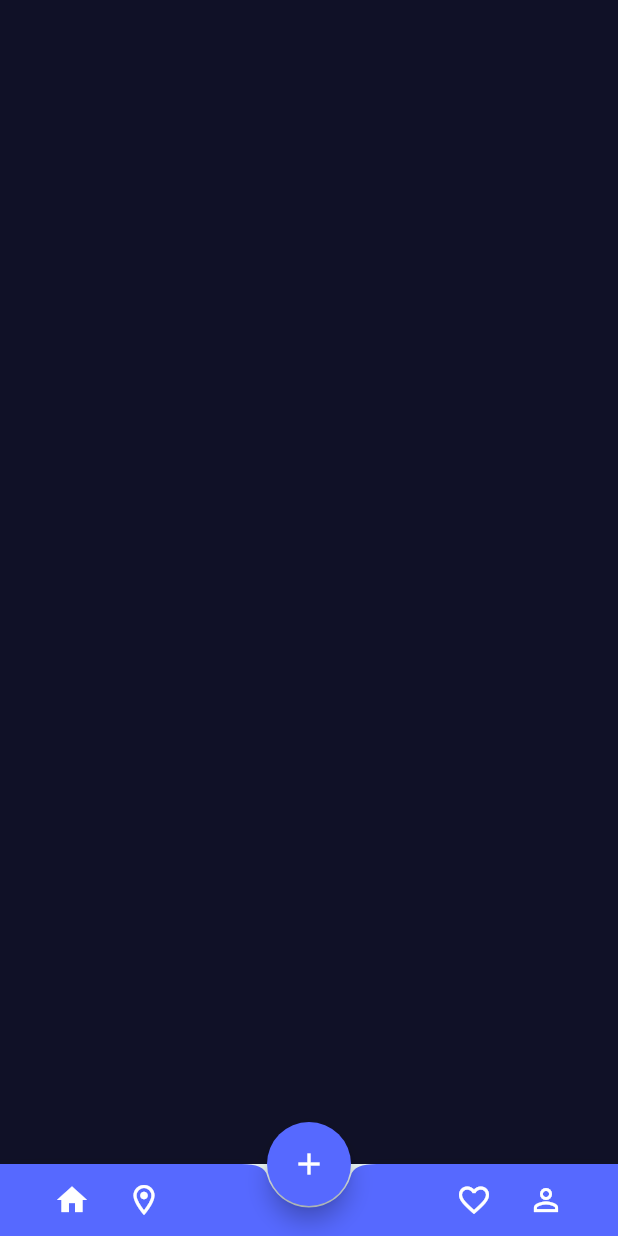
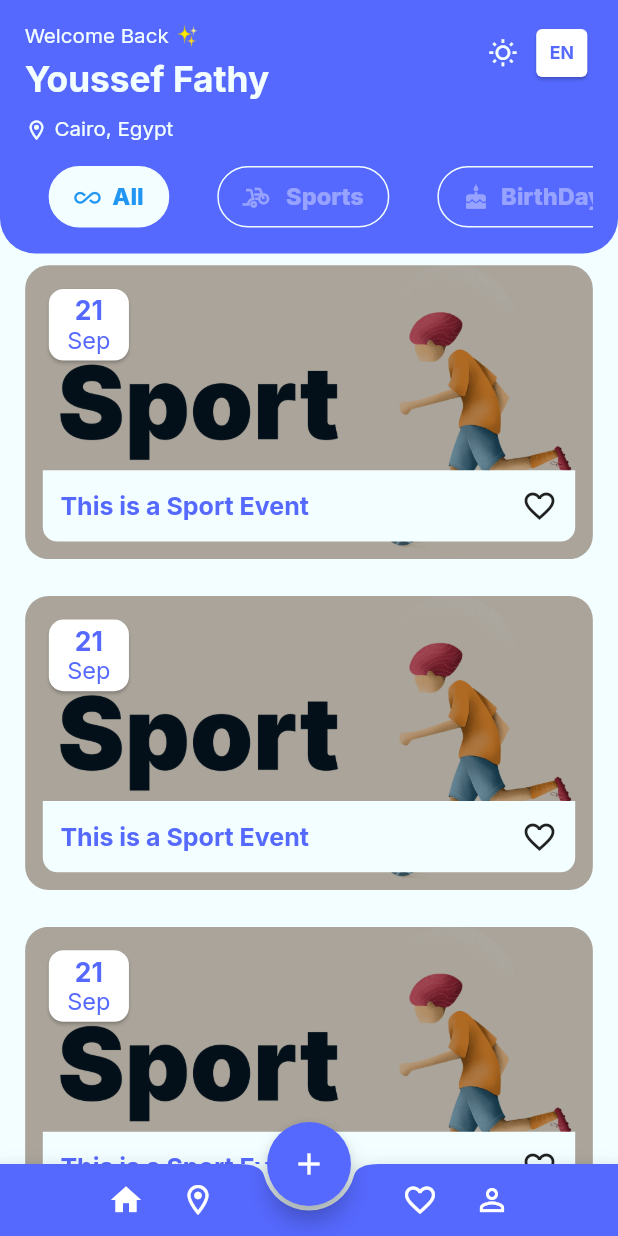
Before and after one commit to fathyyoussef1310/EventApp, a Flutter app: the screen it shows after launch, on a phone screen of 412 x 824 dp. Run offline on Flutter 3.47's test engine with Material 3 defaults, Android fonts, the light colour scheme and no system bars; our stand-ins replace flutter_screenutil, google_fonts.

Commit message:
add Layout UI add homeView add mapView add CreateEvent View add  favoritesView add  ProfileView

```diff
--- a/lib/EventlyApp.dart
+++ b/lib/EventlyApp.dart
@@ -24,7 +24,7 @@ class EventlyApp extends StatelessWidget {
           theme: ThemeManger.Light,
           darkTheme: ThemeManger.Dark,
           themeMode: ThemeMode.light,
-          locale: const Locale("en"),
+          locale: Locale("en"),
         );
       },
     );
--- a/lib/Features/mainLayoutScreen/LayoutScreen.dart
+++ b/lib/Features/mainLayoutScreen/LayoutScreen.dart
@@ -1,6 +1,6 @@
 import 'package:eventapp/Features/CreateEvent/CreateEvent.dart';
-import 'package:eventapp/Features/mainLayoutScreen/ScreensOfLayout/FavoritesScreen.dart';
-import 'package:eventapp/Features/mainLayoutScreen/ScreensOfLayout/HomeScreen.dart';
+import 'package:eventapp/Features/mainLayoutScreen/Favorite_tab/FavoritesScreen.dart';
+import 'package:eventapp/Features/mainLayoutScreen/ScreensOfLayout/Home_tab/HomeScreen.dart';
 import 'package:eventapp/Features/mainLayoutScreen/ScreensOfLayout/MapScreen.dart';
 import 'package:eventapp/Features/mainLayoutScreen/ScreensOfLayout/profileScreen.dart';
 import 'package:eventapp/core/ColorsMang.dart';
@@ -17,13 +17,12 @@ class Layoutscreen extends StatefulWidget {
 class _LayoutscreenState extends State<Layoutscreen> {
   int cIndex = 0;
 
-  final List<Widget> tabs = const [
+   List<Widget> tabs = [
     Homescreen(),
     Mapscreen(),
     Favoritesscreen(),
     Profilescreen(),
   ];
-
   @override
   Widget build(BuildContext context) {
     return Scaffold(
@@ -31,21 +30,20 @@ class _LayoutscreenState extends State<Layoutscreen> {
       floatingActionButtonLocation: FloatingActionButtonLocation.centerDocked,
       floatingActionButton: FloatingActionButton(
         onPressed: () {
-          Navigator.pushReplacementNamed(context, routesManager.createEvent);
+          Navigator.pushNamed(context, routesManager.createEvent);
         },
         backgroundColor: ColorsMang.LightBlue,
-        child: const Icon(Icons.add, color: Colors.white),
+        child:Icon(Icons.add, color: Colors.white),
       ),
       bottomNavigationBar: BottomAppBar(
         color: ColorsMang.LightBlue,
         shape:  CircularNotchedRectangle(),
-        notchMargin: 1,
+        notchMargin: 3,
         child: Padding(
-          padding: const EdgeInsets.symmetric(horizontal: 24.0),
+          padding:EdgeInsets.symmetric(horizontal: 10.0),
           child: Row(
-            mainAxisAlignment: MainAxisAlignment.spaceBetween,
+            mainAxisAlignment: MainAxisAlignment.spaceAround,
             children: [
-              // Left side
               Row(
                 children: [
                   IconButton(
--- a/lib/Features/mainLayoutScreen/ScreensOfLayout/HomeScreen.dart
+++ /dev/null
@@ -1,13 +0,0 @@
-import 'package:eventapp/core/ColorsMang.dart';
-import 'package:flutter/material.dart';
-
-class Homescreen extends StatelessWidget {
-  const Homescreen({super.key});
-
-  @override
-  Widget build(BuildContext context) {
-    return  Scaffold(
-      backgroundColor: ColorsMang.Darkblue,
-    );
-  }
-}
--- /dev/null
+++ b/lib/Features/mainLayoutScreen/ScreensOfLayout/Home_tab/HomeScreen.dart
@@ -0,0 +1,142 @@
+import 'package:eventapp/Features/mainLayoutScreen/ScreensOfLayout/Home_tab/catogery_item_ui.dart';
+import 'package:eventapp/Features/mainLayoutScreen/event_item.dart';
+import 'package:eventapp/core/ColorsMang.dart';
+import 'package:flutter/material.dart';
+import 'package:flutter_screenutil/flutter_screenutil.dart';
+import 'package:google_fonts/google_fonts.dart';
+
+import 'Models/catagory.dart';
+
+class Homescreen extends StatefulWidget {
+  const Homescreen({super.key});
+
+  @override
+  State<Homescreen> createState() => _HomescreenState();
+}
+int selectedIndex=0;
+class _HomescreenState extends State<Homescreen> {
+  List<categoryModel>categorymodels=[
+     categoryModel(name: "All", icon: Icons.all_inclusive),
+    categoryModel(name: " Sports", icon: Icons.bike_scooter_outlined),
+    categoryModel(name: "BirthDay", icon: Icons.cake),
+    categoryModel(name: "Meetings", icon: Icons.laptop),
+    categoryModel(name: "Gaming", icon: Icons.games),
+    categoryModel(name: "Eating", icon: Icons.cookie),
+    categoryModel(name: "Holiday", icon: Icons.holiday_village),
+    categoryModel(name: "Exhibition", icon: Icons.workspace_premium_rounded),
+    categoryModel(name: "BookClub", icon: Icons.book_online),
+  ];
+  @override
+  Widget build(BuildContext context) {
+    return Column(
+      children: [
+        Container(
+          width: double.infinity,
+          padding: REdgeInsets.symmetric(horizontal: 16.w, vertical: 16.h),
+          decoration: BoxDecoration(
+            borderRadius: BorderRadius.vertical(bottom: Radius.circular(24.r)),
+            color: ColorsMang.LightBlue,
+          ),
+          child: SafeArea(
+            child: Column(
+              crossAxisAlignment: CrossAxisAlignment.start,
+              children: [
+                Row(
+                  crossAxisAlignment: CrossAxisAlignment.start,
+                  children: [
+                    Expanded(
+                      child: Column(
+                        crossAxisAlignment: CrossAxisAlignment.start,
+                        children: [
+                          Text(
+                            "Welcome Back ✨",
+                            style: GoogleFonts.inter(
+                              fontSize: 14.sp,
+                              color: ColorsMang.White,
+                              fontWeight: FontWeight.w400,
+                            ),
+                          ),
+                          SizedBox(height: 6.h),
+                          Text(
+                            "Youssef Fathy",
+                            style: GoogleFonts.inter(
+                              fontSize: 24.sp,
+                              fontWeight: FontWeight.bold,
+                              color: ColorsMang.White,
+                            ),
+                          ),
+                        ],
+                      ),
+                    ),
+                    Row(
+                      children: [
+                        Icon(Icons.wb_sunny_outlined,
+                            color: ColorsMang.White, size: 20.r),
+                        SizedBox(width: 8.w),
+                        Card(
+                          child: Padding(
+                            padding: EdgeInsets.all(9.0),
+                            child: Text(
+                              "EN",
+                              style: GoogleFonts.inter(
+                                color: ColorsMang.LightBlue,
+                                fontWeight: FontWeight.bold,
+                                fontSize: 12.sp,
+                              ),
+                            ),
+                          ),
+                        ),
+                      ],
+                    ),
+                  ],
+                ),
+                SizedBox(height: 12.h),
+                Row(
+                  children: [
+                    Icon(Icons.location_on_outlined,
+                        size: 16.r, color: ColorsMang.White),
+                    SizedBox(width: 4.w),
+                    Text(
+                      "Cairo, Egypt",
+                      style: GoogleFonts.inter(
+                        fontSize: 14.sp,
+                        color: ColorsMang.White,
+                      ),
+                    ),
+                  ],
+                ),
+                SizedBox(height: 16.h),
+                SingleChildScrollView(
+                  scrollDirection: Axis.horizontal,
+                  child: DefaultTabController(
+                    length: categorymodels.length,
+                    child: TabBar(
+                      onTap: (value){
+                        setState(() {
+                          selectedIndex=value;
+                        });
+                      },
+                       isScrollable: true,
+                      labelColor: ColorsMang.White,
+                      indicatorColor: Colors.transparent,
+                      tabs: categorymodels.map((categorymodel) => CategoryItem(category: categorymodel,selectedBackgroundColor: ColorsMang.White,unselectedBackgroundColor: Colors.transparent,selectedFourBackgroundColor: Colors.blue,unselectedFourBackgroundColor: Colors.white38,isSelected: selectedIndex == categorymodels.indexOf(categorymodel),)).toList(),
+                    ),
+                  ),
+                ),
+              ],
+            ),
+          ),
+        ),
+        Expanded(
+          child: ListView.separated(
+              itemBuilder: (context, index) {
+                return  EventItem();
+                },
+              separatorBuilder: (context, index) => SizedBox(height: 9.h),
+              itemCount: 20
+          ),
+        ),
+      ],
+    );
+  }
+}
--- /dev/null
+++ b/lib/Features/mainLayoutScreen/ScreensOfLayout/Home_tab/Models/catagory.dart
@@ -0,0 +1,7 @@
+import 'package:flutter/cupertino.dart';
+class categoryModel
+{
+  String name;
+  IconData  icon;
+  categoryModel({required this.name,required this.icon});
+}
--- /dev/null
+++ b/lib/Features/mainLayoutScreen/ScreensOfLayout/Home_tab/catogery_item_ui.dart
@@ -0,0 +1,37 @@
+import 'package:eventapp/core/ColorsMang.dart';
+import 'package:flutter/material.dart';
+import 'package:flutter_screenutil/flutter_screenutil.dart';
+import 'package:google_fonts/google_fonts.dart';
+import 'Models/catagory.dart';
+
+class CategoryItem extends StatelessWidget
+{
+  final categoryModel category;
+  Color selectedBackgroundColor;
+  Color unselectedBackgroundColor;
+  Color selectedFourBackgroundColor;
+  Color unselectedFourBackgroundColor;
+  bool isSelected;
+
+
+   CategoryItem({super.key, required this.category,required this.selectedBackgroundColor,required this.selectedFourBackgroundColor,required this.unselectedBackgroundColor,required this.unselectedFourBackgroundColor,required this.isSelected});
+
+  @override
+  Widget build(BuildContext context) {
+    return Container(
+      padding: EdgeInsets.symmetric(vertical: 10,horizontal: 16),
+        decoration: BoxDecoration(
+          borderRadius: BorderRadius.circular(30.r),
+          border: Border.all(color: ColorsMang.White),
+          color: isSelected?selectedBackgroundColor : unselectedBackgroundColor,
+        ),
+        child: Row(
+          children: [
+            Icon(category.icon, size: 18.sp,color: isSelected? selectedFourBackgroundColor:unselectedFourBackgroundColor),
+            SizedBox(width: 8.sp),
+            Text(category.name,style: GoogleFonts.inter(fontSize: 16.sp,fontWeight: FontWeight.w800,color: isSelected? selectedFourBackgroundColor:unselectedFourBackgroundColor),),
+          ],
+        ),
+    );
+  }
+}
--- /dev/null
+++ b/lib/Features/mainLayoutScreen/event_item.dart
@@ -0,0 +1,84 @@
+import 'package:eventapp/core/ColorsMang.dart';
+import 'package:eventapp/core/ImagesManger.dart';
+import 'package:flutter/material.dart';
+import 'package:flutter_screenutil/flutter_screenutil.dart';
+import 'package:google_fonts/google_fonts.dart';
+
+class EventItem extends StatelessWidget {
+  const EventItem({super.key});
+
+  @override
+  Widget build(BuildContext context) {
+    return Container(
+      width: double.infinity,
+      height: 200.h,
+      margin: EdgeInsets.symmetric(vertical: 8.h, horizontal: 16.w),
+      decoration: BoxDecoration(
+        borderRadius: BorderRadius.circular(16.r),
+        image: DecorationImage(
+          image: AssetImage(ImagesManger.SportEvent),
+          fit: BoxFit.cover,
+          colorFilter: ColorFilter.mode(
+            Colors.black.withOpacity(0.3),
+            BlendMode.darken,
+          ),
+        ),
+      ),
+      child: Padding(
+        padding: REdgeInsets.all(12),
+        child: Column(
+          crossAxisAlignment: CrossAxisAlignment.start,
+          children: [
+            Card(
+              shape: RoundedRectangleBorder(
+                borderRadius: BorderRadius.circular(10.r),
+              ),
+              child: Padding(
+                padding: REdgeInsets.symmetric(vertical: 4.h, horizontal: 12.w),
+                child: Column(
+                  children: [
+                    Text(
+                      "21",
+                      style: GoogleFonts.inter(
+                        fontSize: 18.sp,
+                        fontWeight: FontWeight.bold,
+                        color: ColorsMang.LightBlue,
+                      ),
+                    ),
+                    Text(
+                      "Sep",
+                      style: GoogleFonts.inter(
+                        fontSize: 16.sp,
+                        fontWeight: FontWeight.normal,
+                        color: ColorsMang.LightBlue,
+                      ),
+                    ),
+                  ],
+                ),
+              ),
+            ),
+            Spacer(),
+            Container(
+              width: double.infinity,
+              padding: REdgeInsets.all(12),
+              decoration: BoxDecoration(
+                color: ColorsMang.White,
+                borderRadius: BorderRadius.only(
+                  bottomLeft: Radius.circular(10.r),
+                  bottomRight: Radius.circular(10.r),
+                ),
+              ),
+              child: Row(
+                children :[
+                  Expanded(child: Text("This is a Sport Event  ", style: GoogleFonts.inter(fontSize: 17.sp, fontWeight: FontWeight.w700, color: ColorsMang.LightBlue,),)),
+                  SizedBox(width: 100.w,),
+                  Icon(Icons.favorite_border),
+                ]
+              ),
+            ),
+          ],
+        ),
+      ),
+    );
+  }
+}
--- a/lib/core/ImagesManger.dart
+++ b/lib/core/ImagesManger.dart
@@ -1,4 +1,5 @@
 import 'dart:core';
 class ImagesManger{
   static const LogoEvently="assets/Images/Logo.png";
+  static const SportEvent="assets/Images/SportClub.png";
 }
--- a/lib/core/routesManager.dart
+++ b/lib/core/routesManager.dart
@@ -1,5 +1,5 @@
 import 'package:eventapp/Features/mainLayoutScreen/LayoutScreen.dart';
-import 'package:eventapp/Features/mainLayoutScreen/ScreensOfLayout/FavoritesScreen.dart';
+import 'package:eventapp/Features/mainLayoutScreen/Favorite_tab/FavoritesScreen.dart';
 import 'package:eventapp/Features/mainLayoutScreen/ScreensOfLayout/MapScreen.dart';
 import 'package:eventapp/Features/mainLayoutScreen/ScreensOfLayout/profileScreen.dart';
 import 'package:flutter/cupertino.dart';
@@ -7,7 +7,6 @@ import 'package:flutter/material.dart';
 import '../Features/Authentication/LoginScreen.dart';
 import '../Features/Authentication/RegisterScreen.dart';
 import '../Features/CreateEvent/CreateEvent.dart';
-
 class routesManager {
   static const String loginScreen = '/login';
   static const String register = '/register';
@@ -15,9 +14,8 @@ class routesManager {
   static const String mapScreen = '/map';
   static const String favourites = '/favourites';
   static const String profile = "/profile";
-  static const String Home = '\Home'; // kept as is
-  static const String createEvent = '\Event'; // kept as is
-
+  static const String Home = '\Home';
+  static const String createEvent = '\Event';
   static Route? getRoute(RouteSettings settings) {
     switch (settings.name) {
       case loginScreen:
--- a/pubspec.yaml
+++ b/pubspec.yaml
@@ -15,6 +15,7 @@ dependencies:
   cupertino_icons: ^1.0.8
   google_fonts: ^6.2.1
   flutter_screenutil: ^5.9.3
+  flutter_native_splash: ^2.4.6
 
 dev_dependencies:
   flutter_test:
```
Also changed, not shown: assets/Images/SportClub.png (added), assets/Images/Supervised by Mohamed Nabil.png (added), assets/Images/Supervised by Mohamed Nabil@2x.png (added), assets/Images/Supervised by Mohamed Nabil@3x.png (added), assets/Images/routegold.png (added), assets/Images/routegold@2x.png (added), assets/Images/routegold@3x.png (added), flutter_native_splash.yaml (added), lib/Features/mainLayoutScreen/Favorite_tab/FavoritesScreen.dart (renamed from lib/Features/mainLayoutScreen/ScreensOfLayout/FavoritesScreen.dart), pubspec.lock, 11 other files.
